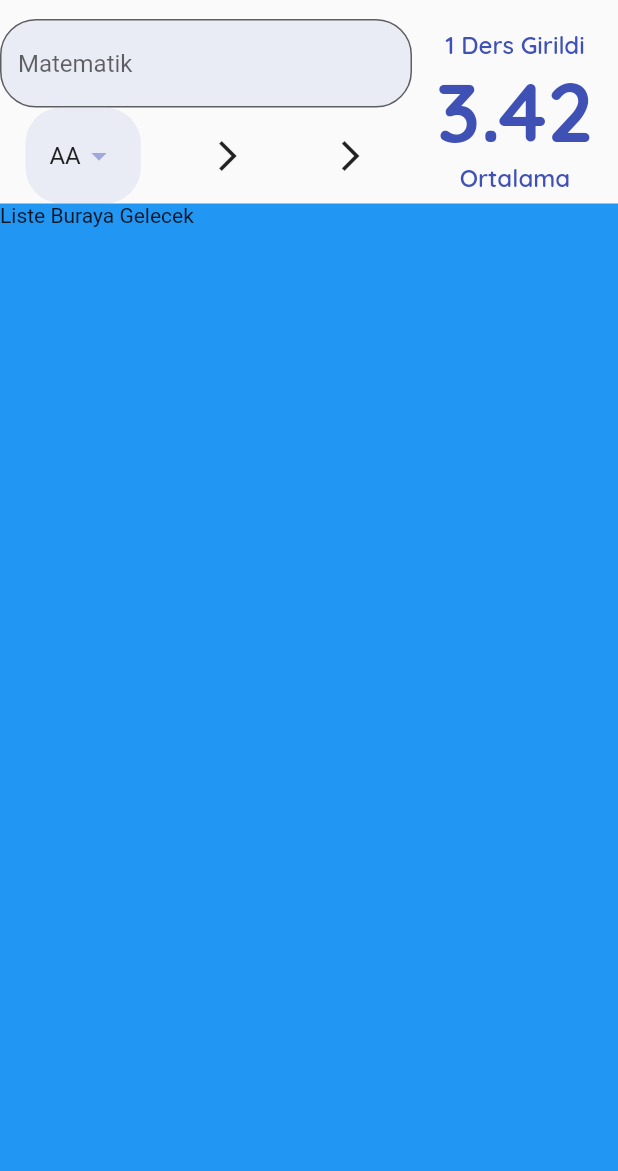
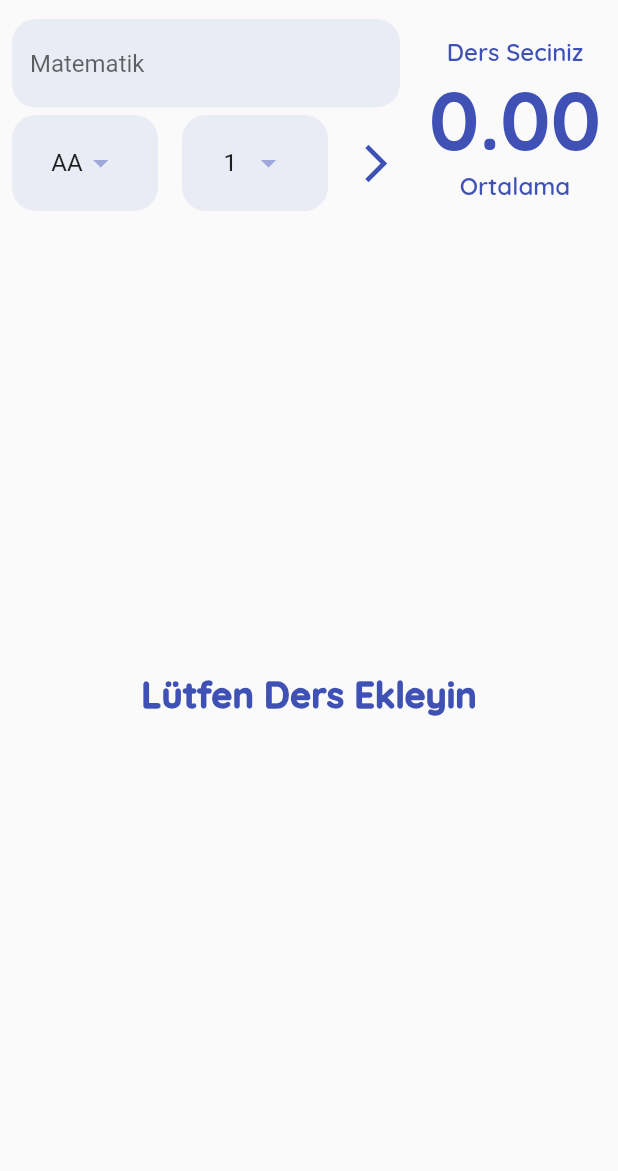
Before and after one commit to AbdurrahmanKaraoglu/FlutterDinamikNotOrtalamaHesaplama, a Flutter app: the screen it shows after launch, on a phone screen of 412 x 824 dp, the part 65-1236 px from its top. Run offline on Flutter 3.47's test engine with Material 2 defaults, Android fonts, the phone set to English and light mode, and no system bars; our stand-ins replace google_fonts.

Commit message:
flutter_dinamik_not_hesaplama_end
Signed-off-by: AbdurrahmanKaraoglu <18110131307@ogr.ksu.edu.tr>

```diff
--- a/lib/constants/app_constants.dart
+++ b/lib/constants/app_constants.dart
@@ -10,7 +10,7 @@ class Sabitler {
     color: anaRenk,
   );
 
-  static BorderRadius borderRadius = BorderRadius.circular(24);
+  static BorderRadius borderRadius = BorderRadius.circular(16);
 
   static final TextStyle ortalamaGosterBodyStyle = GoogleFonts.quicksand(
     fontSize: 16,
@@ -24,4 +24,6 @@ class Sabitler {
   );
 
   static final EdgeInsets dropDownPadding = EdgeInsets.symmetric(horizontal: 16, vertical: 8);
+
+  static final EdgeInsets yatayPadding8 = EdgeInsets.symmetric(horizontal: 8);
 }
--- a/lib/helper/data_helper.dart
+++ b/lib/helper/data_helper.dart
@@ -1,6 +1,25 @@
 import 'package:flutter/material.dart';
+import 'package:flutter_dinamik_not/model/ders.dart';
 
 class DataHelper {
+  static List<Ders> tumEklenenDersler = [];
+
+  static dersEkle(Ders ders) {
+    tumEklenenDersler.add(ders);
+  }
+
+  static double ortalamaHesapla() {
+    double toplamNot = 0;
+    double toplamKredi = 0;
+
+    tumEklenenDersler.forEach((element) {
+      toplamNot = toplamNot + (element.krediDegeri * element.harfDegeri);
+      toplamKredi += element.krediDegeri;
+    });
+
+    return toplamNot / toplamKredi;
+  }
+
   static List<String> _tumDerslerinHarfleri() {
     return ['AA', 'BA', 'BB', 'CB', 'CC', 'DC', 'DD', 'FD', 'FF'];
   }
@@ -40,4 +59,19 @@ class DataHelper {
         )
         .toList();
   }
+
+  static List<int> _tumKrediler() {
+    return List.generate(10, (index) => index + 1).toList();
+  }
+
+  static List<DropdownMenuItem<double>> tumDerslerinKredileri() {
+    return _tumKrediler()
+        .map(
+          (e) => DropdownMenuItem(
+            child: Text(e.toString()),
+            value: e.toDouble(),
+          ),
+        )
+        .toList();
+  }
 }
--- /dev/null
+++ b/lib/model/ders.dart
@@ -0,0 +1,13 @@
+class Ders {
+  final String ad;
+  final double harfDegeri;
+  final double krediDegeri;
+
+  Ders({required this.ad, required this.harfDegeri, required this.krediDegeri});
+
+  @override
+  String toString() {
+    // TODO: implement toString
+    return '$ad $harfDegeri $krediDegeri';
+  }
+}
--- /dev/null
+++ b/lib/widgets/ders_listesi.dart
@@ -0,0 +1,44 @@
+import 'package:flutter/material.dart';
+import 'package:flutter_dinamik_not/constants/app_constants.dart';
+import 'package:flutter_dinamik_not/helper/data_helper.dart';
+import 'package:flutter_dinamik_not/model/ders.dart';
+
+class DersListesi extends StatelessWidget {
+  final Function onElemanCikarildi;
+  const DersListesi({Key? key, required this.onElemanCikarildi}) : super(key: key);
+
+  @override
+  Widget build(BuildContext context) {
+    List<Ders> tumDersler = DataHelper.tumEklenenDersler;
+    return tumDersler.length > 0
+        ? ListView.builder(
+            itemCount: tumDersler.length,
+            itemBuilder: (context, index) {
+              return Dismissible(
+                key: UniqueKey(),
+                direction: DismissDirection.startToEnd,
+                onDismissed: (direction) {
+                  onElemanCikarildi(index);
+                },
+                child: Padding(
+                  padding: const EdgeInsets.all(2.0),
+                  child: Card(
+                    child: ListTile(
+                      title: Text(tumDersler[index].ad),
+                      leading: CircleAvatar(
+                        backgroundColor: Sabitler.anaRenk,
+                        child: Text((tumDersler[index].harfDegeri * tumDersler[index].krediDegeri).toStringAsFixed(0)),
+                      ),
+                      subtitle:
+                          Text('${tumDersler[index].krediDegeri} Kredi, Not Değeri ${tumDersler[index].harfDegeri} '),
+                    ),
+                  ),
+                ),
+              );
+            },
+          )
+        : Container(
+            child: Center(child: Text("Lütfen Ders Ekleyin", style: Sabitler.baslikStyle)),
+          );
+  }
+}
--- /dev/null
+++ b/lib/widgets/harf_dropdown_widget.dart
@@ -0,0 +1,36 @@
+import 'package:flutter/material.dart';
+import 'package:flutter_dinamik_not/constants/app_constants.dart';
+import 'package:flutter_dinamik_not/helper/data_helper.dart';
+
+class HarfDropdownWidget extends StatefulWidget {
+  final Function onHarfSecildi;
+  const HarfDropdownWidget({Key? key, required this.onHarfSecildi}) : super(key: key);
+
+  @override
+  _HarfDropdownWidgetState createState() => _HarfDropdownWidgetState();
+}
+
+class _HarfDropdownWidgetState extends State<HarfDropdownWidget> {
+  double secilenHarfDegeri = 4;
+  @override
+  Widget build(BuildContext context) {
+    return Container(
+      alignment: Alignment.center,
+      padding: Sabitler.dropDownPadding,
+      decoration: BoxDecoration(color: Sabitler.anaRenk.shade100.withOpacity(0.3), borderRadius: Sabitler.borderRadius),
+      child: DropdownButton<double>(
+        elevation: 16,
+        iconEnabledColor: Sabitler.anaRenk.shade200,
+        value: secilenHarfDegeri,
+        onChanged: (value) {
+          setState(() {
+            secilenHarfDegeri = value!;
+            widget.onHarfSecildi(secilenHarfDegeri);
+          });
+        },
+        items: DataHelper.tumDerslerinHarfleri(),
+        underline: Container(),
+      ),
+    );
+  }
+}
--- /dev/null
+++ b/lib/widgets/kredi_dropdown_widget.dart
@@ -0,0 +1,36 @@
+import 'package:flutter/material.dart';
+import 'package:flutter_dinamik_not/constants/app_constants.dart';
+import 'package:flutter_dinamik_not/helper/data_helper.dart';
+
+class KrediDropdownWidget extends StatefulWidget {
+  final Function onKrediSecildi;
+  const KrediDropdownWidget({Key? key, required this.onKrediSecildi}) : super(key: key);
+
+  @override
+  _KrediDropdownWidgetState createState() => _KrediDropdownWidgetState();
+}
+
+class _KrediDropdownWidgetState extends State<KrediDropdownWidget> {
+  double secilenKrediDegeri = 1;
+  @override
+  Widget build(BuildContext context) {
+    return Container(
+      alignment: Alignment.center,
+      padding: Sabitler.dropDownPadding,
+      decoration: BoxDecoration(color: Sabitler.anaRenk.shade100.withOpacity(0.3), borderRadius: Sabitler.borderRadius),
+      child: DropdownButton<double>(
+        elevation: 16,
+        iconEnabledColor: Sabitler.anaRenk.shade200,
+        value: secilenKrediDegeri,
+        onChanged: (value) {
+          setState(() {
+            secilenKrediDegeri = value!;
+            widget.onKrediSecildi(secilenKrediDegeri);
+          });
+        },
+        items: DataHelper.tumDerslerinKredileri(),
+        underline: Container(),
+      ),
+    );
+  }
+}
--- a/lib/widgets/ortalama_hesapla_page.dart
+++ b/lib/widgets/ortalama_hesapla_page.dart
@@ -1,6 +1,10 @@
 import 'package:flutter/material.dart';
 import 'package:flutter_dinamik_not/constants/app_constants.dart';
 import 'package:flutter_dinamik_not/helper/data_helper.dart';
+import 'package:flutter_dinamik_not/model/ders.dart';
+import 'package:flutter_dinamik_not/widgets/ders_listesi.dart';
+import 'package:flutter_dinamik_not/widgets/harf_dropdown_widget.dart';
+import 'package:flutter_dinamik_not/widgets/kredi_dropdown_widget.dart';
 import 'package:flutter_dinamik_not/widgets/ortalama_goster.dart';
 
 class OrtalamaHesaplaPage extends StatefulWidget {
@@ -12,10 +16,14 @@ class OrtalamaHesaplaPage extends StatefulWidget {
 
 class _OrtalamaHesaplaPageState extends State<OrtalamaHesaplaPage> {
   var formKey = GlobalKey<FormState>();
-  double secilenDeger = 4;
+  double secilenHarfDegeri = 4;
+  double secilenKrediDegeri = 1;
+  String girilenDersAdi = '';
+
   @override
   Widget build(BuildContext context) {
     return Scaffold(
+      resizeToAvoidBottomInset: false,
       appBar: AppBar(
         backgroundColor: Colors.transparent,
         elevation: 0,
@@ -37,18 +45,33 @@ class _OrtalamaHesaplaPageState extends State<OrtalamaHesaplaPage> {
               ),
               Expanded(
                 flex: 1,
-                  child: OrtalamaGoster(ortalama: 3.423, dersSayisi: 1),
+                child: OrtalamaGoster(
+                    ortalama: DataHelper.ortalamaHesapla(), dersSayisi: DataHelper.tumEklenenDersler.length),
               )
             ],
           ),
           Expanded(
-              child: Container(
-                child: Text("Liste Buraya Gelecek"),
-                color: Colors.blue,
+            child: DersListesi(
+              onElemanCikarildi: (index) {
+                DataHelper.tumEklenenDersler.removeAt(index);
+                setState(() {});
+              },
             ),
+
+            // child: Container(
+            //   // margin: EdgeInsets.only(bottom: 0, left: 20, right: 20, top: 20),
+            //   // decoration: const BoxDecoration(
+            //   //   borderRadius: BorderRadius.only(topLeft: Radius.circular(30), topRight: Radius.circular(30)),
+            //   //   color: Colors.blue,
+            //   // ),
+
+            //   child: DersListesi(),
+            //   color: Colors.blue,
+            // ),
           )
         ],
-        ));
+      ),
+    );
   }
 
   Widget _buildForm() {
@@ -56,21 +79,43 @@ class _OrtalamaHesaplaPageState extends State<OrtalamaHesaplaPage> {
       key: formKey,
       child: Column(
         children: [
-          _buildTextFormField(),
+          Padding(
+            padding: Sabitler.yatayPadding8,
+            child: _buildTextFormField(),
+          ),
+          SizedBox(height: 5),
           Row(
-            mainAxisAlignment: MainAxisAlignment.spaceAround,
+            mainAxisAlignment: MainAxisAlignment.spaceBetween,
             children: [
-              _buildHarfler(),
-              IconButton(
-                onPressed: () {},
-                icon: Icon(Icons.arrow_forward_ios_outlined),
+              Expanded(
+                child: Padding(
+                  padding: Sabitler.yatayPadding8,
+                  child: HarfDropdownWidget(
+                    onHarfSecildi: (harf) {
+                      secilenHarfDegeri = harf;
+                    },
+                  ),
+                ),
+              ),
+              Expanded(
+                child: Padding(
+                  padding: Sabitler.yatayPadding8,
+                  child: KrediDropdownWidget(
+                    onKrediSecildi: (kredi) {
+                      secilenKrediDegeri = kredi;
+                    },
+                  ),
+                ),
               ),
               IconButton(
-                onPressed: () {},
-                icon: Icon(Icons.arrow_forward_ios_outlined),
+                onPressed: _dersEkleveOrtalamaHesapla,
+                icon: Icon(Icons.arrow_forward_ios_sharp),
+                color: Sabitler.anaRenk,
+                iconSize: 30,
               ),
             ],
           ),
+          SizedBox(height: 5),
         ],
       ),
     );
@@ -78,31 +123,38 @@ class _OrtalamaHesaplaPageState extends State<OrtalamaHesaplaPage> {
 
   Widget _buildTextFormField() {
     return TextFormField(
+      onSaved: (deger) {
+        setState(() {
+          girilenDersAdi = deger!;
+        });
+      },
+      validator: (value) {
+        if (value!.length <= 0) {
+          return 'Ders Adını Giriniz';
+        } else {
+          return null;
+        }
+      },
       decoration: InputDecoration(
         hintText: 'Matematik',
-        border: OutlineInputBorder(borderRadius: Sabitler.borderRadius),
+        border: OutlineInputBorder(borderRadius: Sabitler.borderRadius, borderSide: BorderSide.none),
         filled: true,
         fillColor: Sabitler.anaRenk.shade100.withOpacity(0.3),
       ),
     );
   }
 
-  _buildHarfler() {
-    return Container(
-      padding: Sabitler.dropDownPadding,
-      decoration: BoxDecoration(color: Sabitler.anaRenk.shade100.withOpacity(0.3), borderRadius: Sabitler.borderRadius),
-      child: DropdownButton<double>(
-        elevation: 16,
-        iconEnabledColor: Sabitler.anaRenk.shade200,
-        value: secilenDeger,
-        onChanged: (value) {
-          setState(() {
-            secilenDeger = value!;
-          });
-        },
-        items: DataHelper.tumDerslerinHarfleri(),
-        underline: Container(),
-      ),
-    );
+  void _dersEkleveOrtalamaHesapla() {
+    if (formKey.currentState!.validate()) {
+      formKey.currentState!.save();
+      var eklenecekDers = Ders(ad: girilenDersAdi, harfDegeri: secilenHarfDegeri, krediDegeri: secilenKrediDegeri);
+
+      DataHelper.dersEkle(eklenecekDers);
+      print(DataHelper.tumEklenenDersler);
+      // print(DataHelper.ortalamaHesapla());
+      //print(eklenecekDers);
+
+      setState(() {});
     }
   }
+}
```
Lines whose indentation alone changed are shown as unchanged.
